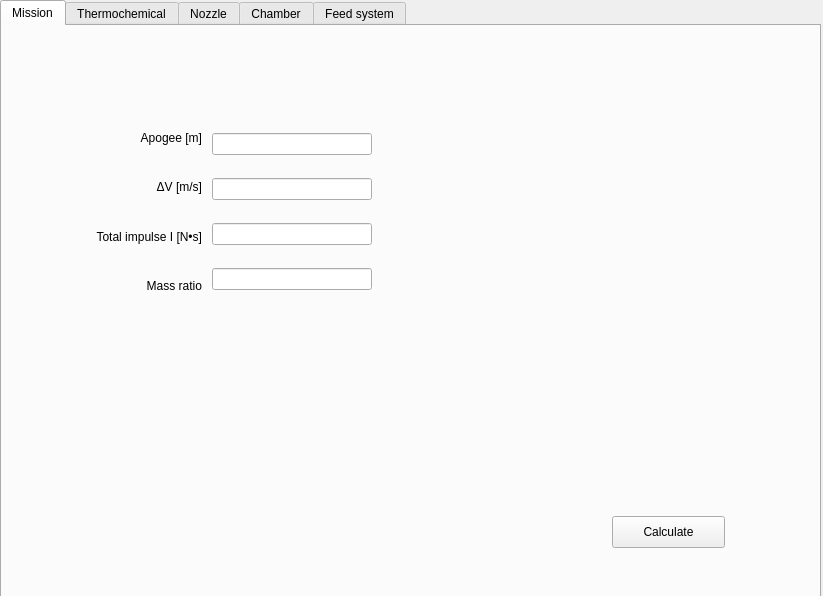
shohei/rocket_designer, file rocket_designer.ui: the form before one commit.
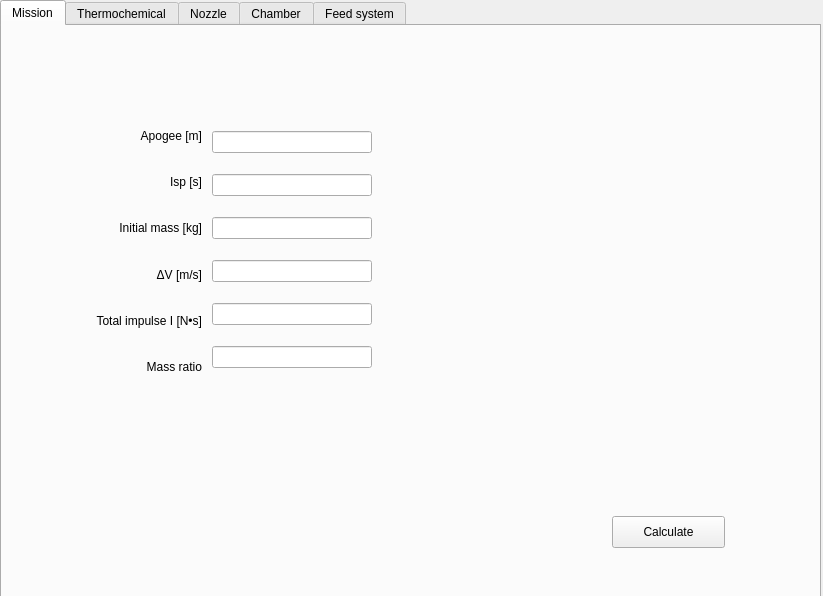
The form after the commit.

What changed in the file:
```diff
--- a/rocket_designer.ui
+++ b/rocket_designer.ui
@@ -48,7 +48,7 @@
        <x>39</x>
        <y>90</y>
        <width>161</width>
-       <height>191</height>
+       <height>271</height>
       </rect>
      </property>
      <layout class="QVBoxLayout" name="verticalLayout">
@@ -65,6 +65,26 @@
         </property>
        </widget>
       </item>
+      <item>
+       <widget class="QLabel" name="label_6">
+        <property name="text">
+         <string>Isp [s]</string>
+        </property>
+        <property name="alignment">
+         <set>Qt::AlignRight|Qt::AlignTrailing|Qt::AlignVCenter</set>
+        </property>
+       </widget>
+      </item>
+      <item>
+       <widget class="QLabel" name="label_5">
+        <property name="text">
+         <string>Initial mass [kg]</string>
+        </property>
+        <property name="alignment">
+         <set>Qt::AlignRight|Qt::AlignTrailing|Qt::AlignVCenter</set>
+        </property>
+       </widget>
+      </item>
       <item>
        <widget class="QLabel" name="label_2">
         <property name="text">
@@ -103,13 +123,19 @@
        <x>210</x>
        <y>90</y>
        <width>160</width>
-       <height>191</height>
+       <height>271</height>
       </rect>
      </property>
      <layout class="QVBoxLayout" name="verticalLayout_2">
       <item>
        <widget class="QLineEdit" name="le_apogee"/>
       </item>
+      <item>
+       <widget class="QLineEdit" name="le_isp"/>
+      </item>
+      <item>
+       <widget class="QLineEdit" name="le_m0"/>
+      </item>
       <item>
        <widget class="QLineEdit" name="le_deltav"/>
       </item>
```
